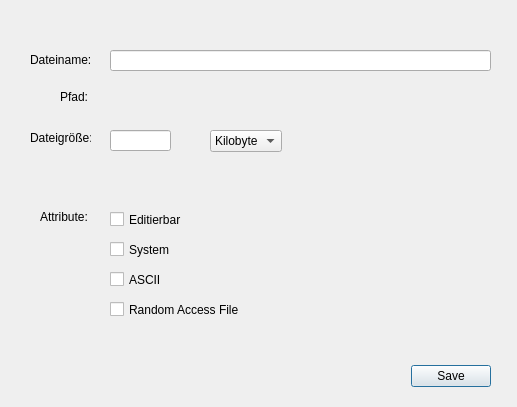
The window that src/fileproperties.ui (RaufasertapetenEnjoyer/Betriebssysteme-Projekt) describes before a commit, drawn with Qt 5.
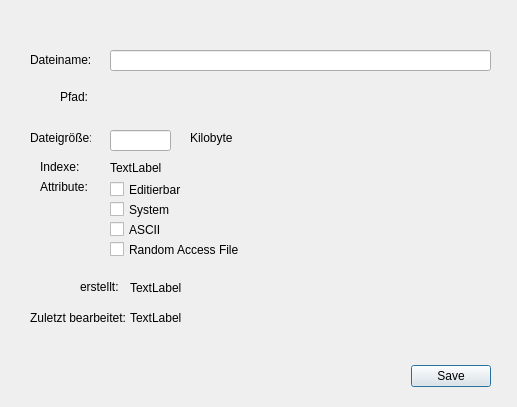
The same window after the commit.

Diff of the .ui file:
```diff
--- a/src/fileproperties.ui
+++ b/src/fileproperties.ui
@@ -72,7 +72,7 @@
    <property name="geometry">
     <rect>
      <x>40</x>
-     <y>210</y>
+     <y>180</y>
      <width>47</width>
      <height>13</height>
     </rect>
@@ -120,26 +120,11 @@
     <string/>
    </property>
   </widget>
-  <widget class="QComboBox" name="comboBox">
-   <property name="geometry">
-    <rect>
-     <x>210</x>
-     <y>130</y>
-     <width>72</width>
-     <height>22</height>
-    </rect>
-   </property>
-   <item>
-    <property name="text">
-     <string>Kilobyte</string>
-    </property>
-   </item>
-  </widget>
   <widget class="QCheckBox" name="checkBox">
    <property name="geometry">
     <rect>
      <x>110</x>
-     <y>210</y>
+     <y>180</y>
      <width>72</width>
      <height>19</height>
     </rect>
@@ -152,7 +137,7 @@
    <property name="geometry">
     <rect>
      <x>110</x>
-     <y>240</y>
+     <y>200</y>
      <width>72</width>
      <height>19</height>
     </rect>
@@ -165,7 +150,7 @@
    <property name="geometry">
     <rect>
      <x>110</x>
-     <y>270</y>
+     <y>220</y>
      <width>72</width>
      <height>19</height>
     </rect>
@@ -178,7 +163,7 @@
    <property name="geometry">
     <rect>
      <x>110</x>
-     <y>300</y>
+     <y>240</y>
      <width>131</width>
      <height>19</height>
     </rect>
@@ -187,6 +172,97 @@
     <string>Random Access File</string>
    </property>
   </widget>
+  <widget class="QLabel" name="label_5">
+   <property name="geometry">
+    <rect>
+     <x>30</x>
+     <y>310</y>
+     <width>101</width>
+     <height>16</height>
+    </rect>
+   </property>
+   <property name="text">
+    <string>Zuletzt bearbeitet:</string>
+   </property>
+  </widget>
+  <widget class="QLabel" name="editedL">
+   <property name="geometry">
+    <rect>
+     <x>130</x>
+     <y>310</y>
+     <width>341</width>
+     <height>16</height>
+    </rect>
+   </property>
+   <property name="text">
+    <string>TextLabel</string>
+   </property>
+  </widget>
+  <widget class="QLabel" name="label_7">
+   <property name="geometry">
+    <rect>
+     <x>80</x>
+     <y>280</y>
+     <width>47</width>
+     <height>13</height>
+    </rect>
+   </property>
+   <property name="text">
+    <string>erstellt:</string>
+   </property>
+  </widget>
+  <widget class="QLabel" name="createdL">
+   <property name="geometry">
+    <rect>
+     <x>130</x>
+     <y>280</y>
+     <width>321</width>
+     <height>16</height>
+    </rect>
+   </property>
+   <property name="text">
+    <string>TextLabel</string>
+   </property>
+  </widget>
+  <widget class="QLabel" name="label_6">
+   <property name="geometry">
+    <rect>
+     <x>190</x>
+     <y>130</y>
+     <width>47</width>
+     <height>16</height>
+    </rect>
+   </property>
+   <property name="text">
+    <string>Kilobyte</string>
+   </property>
+  </widget>
+  <widget class="QLabel" name="label_8">
+   <property name="geometry">
+    <rect>
+     <x>40</x>
+     <y>160</y>
+     <width>47</width>
+     <height>13</height>
+    </rect>
+   </property>
+   <property name="text">
+    <string>Indexe:</string>
+   </property>
+  </widget>
+  <widget class="QLabel" name="indexL">
+   <property name="geometry">
+    <rect>
+     <x>110</x>
+     <y>160</y>
+     <width>401</width>
+     <height>16</height>
+    </rect>
+   </property>
+   <property name="text">
+    <string>TextLabel</string>
+   </property>
+  </widget>
  </widget>
  <resources/>
  <connections>
```
